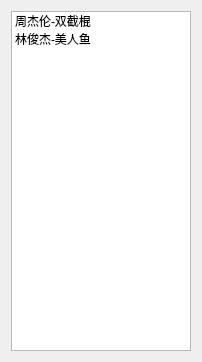
Qt form playlistwind.ui (Lingkongfk/myPlayer) before a commit.
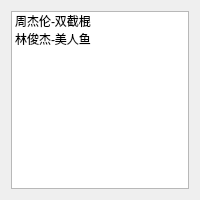
The same form after that commit.

```diff
--- a/playlistwind.ui
+++ b/playlistwind.ui
@@ -6,10 +6,16 @@
    <rect>
     <x>0</x>
     <y>0</y>
-    <width>202</width>
-    <height>362</height>
+    <width>200</width>
+    <height>200</height>
    </rect>
   </property>
+  <property name="maximumSize">
+   <size>
+    <width>200</width>
+    <height>16777215</height>
+   </size>
+  </property>
   <property name="windowTitle">
    <string>Form</string>
   </property>
```
